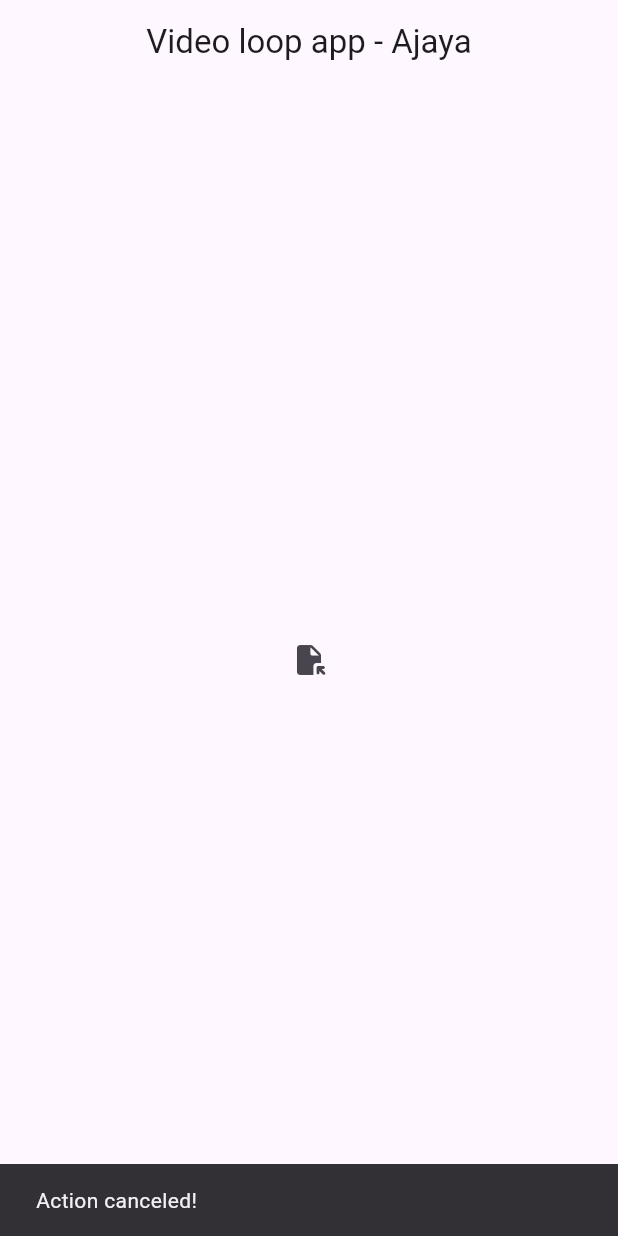
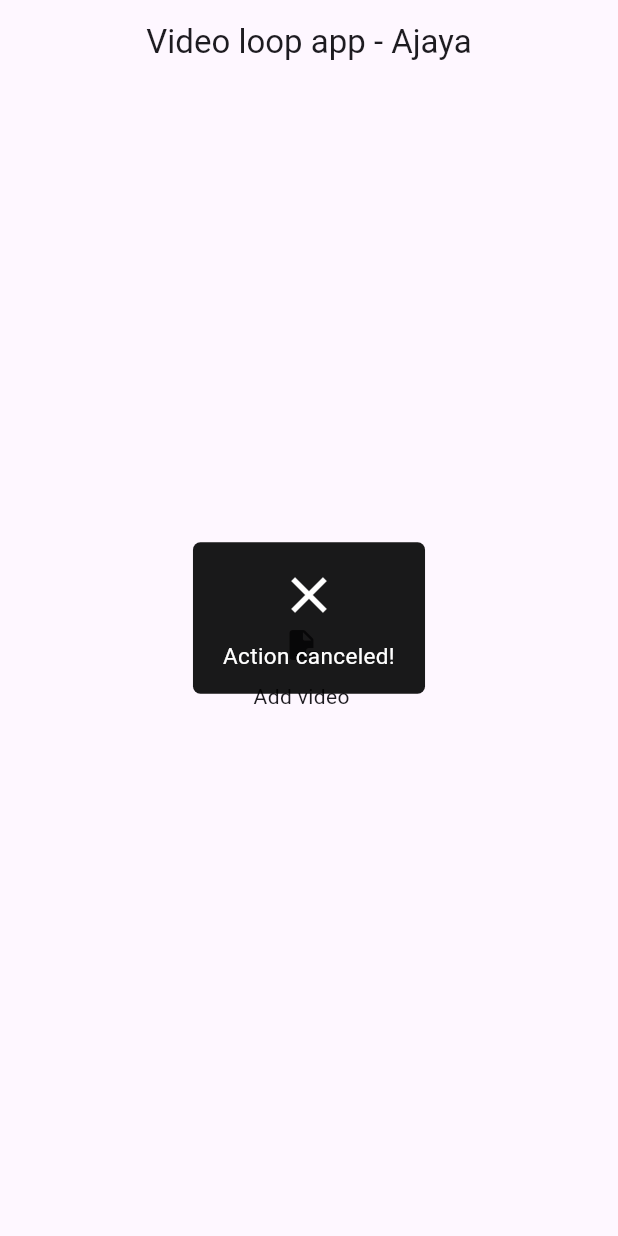
Before and after one commit to Aej75/video_loop_code_test, a Flutter app: the screen it shows after launch, after a tap on the "file open" icon, on a phone screen of 412 x 824 dp. Run offline on Flutter 3.47's test engine with Material 3 defaults, Android fonts, the phone set to English and light mode, and no system bars; our stand-ins replace bloc, file_picker, flutter_bloc, flutter_easyloading, freezed_annotation, get_it and 2 more.

Commit message:
minor tweaks on bloc

```diff
--- a/lib/feature/video_loop/presentation/bloc/video_loop_bloc.dart
+++ b/lib/feature/video_loop/presentation/bloc/video_loop_bloc.dart
@@ -13,57 +13,79 @@ part 'video_loop_state.dart';
 
 @injectable
 class VideoLoopBloc extends Bloc<VideoLoopEvent, VideoLoopState> {
-  List<VideoPlayerController> controllerList = [];
-  List<Map<VideoPlayerController, Duration>> pausedList = [];
+  List<Map<VideoPlayerController, String>> controllerList = [];
+  List<Map<Map<VideoPlayerController, String>, Duration>> pausedList = [];
   VideoPlayerController? activeController;
-  List<String> videoPath = [];
+  List<Map<String, String>> videoPath = [];
+
   Future<void> _disposeControllers() async {
     for (var controller in controllerList) {
-      await controller.dispose();
+      await controller.entries.first.key.dispose();
     }
     controllerList.clear();
     pausedList.clear();
+    videoPath.clear();
     activeController = null;
 
     emit(const _DisposeSucess());
   }
 
   Future<void> _initializeControllers() async {
+    emit(const _Loading());
+
     for (var path in videoPath) {
-      var controller = VideoPlayerController.file(File(path));
+      var controller = VideoPlayerController.file(File(path.entries.first.key));
       await controller.initialize();
-      controllerList.add(controller);
+      controllerList.add({controller: path.entries.first.value});
     }
     if (controllerList.isNotEmpty) {
-      activeController = controllerList[0]; // Set first video as active
+      activeController =
+          controllerList[0].entries.first.key; // Set first video as active
 
-      emit(VideoLoopState.initializationSuccess(
-          activeController: activeController));
+      emit(
+        _InitializationSuccess(
+            activeController: activeController,
+            fileName: controllerList[0].entries.first.value),
+      );
+
+      _startPlaying();
     } else {
       emit(const _Fail(message: 'Initialization failed'));
     }
   }
 
   Future<void> _pickAndSetVideos() async {
+    await _disposeControllers();
     FilePickerResult? result = await FilePicker.platform.pickFiles(
       type: FileType.video,
       allowMultiple: true,
     );
 
+//     final videoInfo = FlutterVideoInfo();
+
     if (result != null) {
-      videoPath = result.files.map((file) => file.path!).toList();
+      for (var file in result.files) {
+        // final fileName = await videoInfo.getVideoInfo(file.path!);
+
+        videoPath.add({file.path!: file.name});
+      }
+
       await _initializeControllers();
     } else {
-      emit(const _Fail(message: 'Action canceled!'));
+      emit(
+        const _Fail(message: 'Action canceled!'),
+      );
     }
   }
 
   Future<void> _startPlaying() async {
     for (var i = 0; i < controllerList.length; i++) {
-      activeController = controllerList[i];
+      activeController = controllerList[i].entries.first.key;
 
-      emit(VideoLoopState.initializationSuccess(
-          activeController: activeController));
+      final fileName = controllerList[i].entries.first.value;
+
+      emit(_InitializationSuccess(
+          activeController: activeController, fileName: fileName));
 
       activeController!.seekTo(Duration.zero);
 
@@ -76,7 +98,7 @@ class VideoLoopBloc extends Bloc<VideoLoopEvent, VideoLoopState> {
         await Future.delayed(Duration(seconds: pauseDuration));
 
         pausedList.add({
-          activeController!: activeController!.value.position
+          {activeController!: fileName}: activeController!.value.position
         }); //Adding timer for each paused video.
 
         log('Total length of paused list  = ${pausedList.length}');
@@ -85,6 +107,7 @@ class VideoLoopBloc extends Bloc<VideoLoopEvent, VideoLoopState> {
         await Future.delayed(
           activeController!.value.duration,
         );
+
         _resumePausedVideos();
       }
     }
@@ -93,10 +116,11 @@ class VideoLoopBloc extends Bloc<VideoLoopEvent, VideoLoopState> {
   Future<void> _resumePausedVideos() async {
     // Resume videos from where they were paused
     for (var paused in pausedList.reversed) {
-      activeController = paused.entries.first.key;
+      activeController = paused.entries.first.key.entries.first.key;
+      final fileName = paused.entries.first.key.entries.first.value;
 
-      emit(VideoLoopState.initializationSuccess(
-          activeController: activeController));
+      emit(_InitializationSuccess(
+          activeController: activeController, fileName: fileName));
       Duration pausedPosition = paused.entries.first.value;
 
       await activeController!.seekTo(pausedPosition);
@@ -114,8 +138,6 @@ class VideoLoopBloc extends Bloc<VideoLoopEvent, VideoLoopState> {
     on<VideoLoopEvent>((event, emit) async {
       await event.whenOrNull(
         initialize: () async {
-          emit(const _Loading());
-
           try {
             await _pickAndSetVideos();
           } catch (e) {
--- a/lib/feature/video_loop/presentation/bloc/video_loop_state.dart
+++ b/lib/feature/video_loop/presentation/bloc/video_loop_state.dart
@@ -5,7 +5,8 @@ class VideoLoopState with _$VideoLoopState {
   const factory VideoLoopState.initial() = _Initial;
   const factory VideoLoopState.loading() = _Loading;
   const factory VideoLoopState.initializationSuccess(
-      {VideoPlayerController? activeController}) = _InitializationSuccess;
+      {VideoPlayerController? activeController,
+      String? fileName}) = _InitializationSuccess;
   const factory VideoLoopState.updateTimerSuccess() = _UpdateTimerSuccess;
   const factory VideoLoopState.fail({required String message}) = _Fail;
   const factory VideoLoopState.disposeSuccess() = _DisposeSucess;
--- a/lib/feature/video_loop/presentation/loop_video_player.dart
+++ b/lib/feature/video_loop/presentation/loop_video_player.dart
@@ -1,5 +1,6 @@
 import 'package:flutter/material.dart';
 import 'package:flutter_bloc/flutter_bloc.dart';
+import 'package:flutter_easyloading/flutter_easyloading.dart';
 import 'package:test/core/injection/injection.dart';
 import 'package:test/core/utils/app_util.dart';
 import 'package:test/feature/video_loop/presentation/bloc/video_loop_bloc.dart';
@@ -15,7 +16,7 @@ class LoopVideoPlayer extends StatefulWidget {
 class _LoopVideoPlayerState extends State<LoopVideoPlayer> {
   @override
   void dispose() {
-    //add event to dispose
+    context.read<VideoLoopBloc>().add(const VideoLoopEvent.dispose());
     super.dispose();
   }
 
@@ -36,28 +37,21 @@ class _LoopVideoPlayerState extends State<LoopVideoPlayer> {
               BlocConsumer<VideoLoopBloc, VideoLoopState>(
                 listener: (context, state) {
                   state.whenOrNull(
-                    initializationSuccess: (activeController) {
-                      ScaffoldMessenger.of(context).showSnackBar(
-                        const SnackBar(
-                          content: Text('Video loaded!'),
-                          duration: Duration(seconds: 2),
-                        ),
-                      );
+                    loading: () => EasyLoading.show(status: 'Importing...'),
+                    initializationSuccess: (activeController, fileName) {
+                      EasyLoading.showToast('Now playing: $fileName',
+                          toastPosition: EasyLoadingToastPosition.bottom);
                     },
                     fail: (message) {
-                      ScaffoldMessenger.of(context).showSnackBar(
-                        SnackBar(
-                          content: Text(message),
-                          duration: const Duration(seconds: 2),
-                        ),
-                      );
+                      EasyLoading.showError(message);
                     },
                   );
                 },
                 builder: (context, state) {
                   return state.maybeWhen(
                     orElse: () => const SizedBox(),
-                    initializationSuccess: (activeController) => Column(
+                    initializationSuccess: (activeController, fileName) =>
+                        Column(
                       children: [
                         AspectRatio(
                           aspectRatio: activeController!.value.aspectRatio,
@@ -73,7 +67,7 @@ class _LoopVideoPlayerState extends State<LoopVideoPlayer> {
                             children: [
                               VideoProgressIndicator(
                                 activeController,
-                                allowScrubbing: true,
+                                allowScrubbing: false,
                                 colors: const VideoProgressColors(
                                     bufferedColor: Colors.transparent,
                                     playedColor: Colors.amber,
@@ -104,37 +98,55 @@ class _LoopVideoPlayerState extends State<LoopVideoPlayer> {
               Row(
                 mainAxisAlignment: MainAxisAlignment.center,
                 children: <Widget>[
+                  Column(
+                    children: [
                       IconButton(
                         onPressed: () {
                           // file is picked and initialize
+
                           context
                               .read<VideoLoopBloc>()
                               .add(const VideoLoopEvent.initialize());
                         },
-                      icon: const Icon(Icons.file_open_rounded)),
+                        icon: const Icon(Icons.file_open_rounded),
+                      ),
+                      const Text('Add video')
+                    ],
+                  ),
+                  const SizedBox(
+                    width: 10,
+                  ),
                   BlocBuilder<VideoLoopBloc, VideoLoopState>(
                     builder: (context, state) {
                       return state.maybeWhen(
                         orElse: () => const SizedBox(),
-                        initializationSuccess: (activeController) {
+                        initializationSuccess: (activeController, fileName) {
                           return ValueListenableBuilder(
                             valueListenable: activeController!,
                             builder: (context, value, child) => Column(
+                              children: [
+                                Column(
                                   children: [
                                     IconButton(
                                       onPressed: () {
                                         if (!activeController.value.isPlaying) {
                                           context.read<VideoLoopBloc>().add(
-                                          const VideoLoopEvent.startPlaying());
+                                              const VideoLoopEvent
+                                                  .startPlaying());
                                         } else {
-                                      context
-                                          .read<VideoLoopBloc>()
-                                          .add(const VideoLoopEvent.dispose());
+                                          context.read<VideoLoopBloc>().add(
+                                              const VideoLoopEvent.dispose());
                                         }
                                       },
-                                  icon: Icon(!activeController.value.isPlaying
+                                      icon: Icon(
+                                          !activeController.value.isPlaying
                                               ? Icons.play_arrow
                                               : Icons.stop),
+                                    ),
+                                    Text(!activeController.value.isPlaying
+                                        ? 'Play'
+                                        : 'Stop')
+                                  ],
                                 )
                               ],
                             ),
--- a/lib/main.dart
+++ b/lib/main.dart
@@ -1,5 +1,6 @@
 import 'package:flutter/material.dart';
 import 'package:flutter_bloc/flutter_bloc.dart';
+import 'package:flutter_easyloading/flutter_easyloading.dart';
 import 'package:test/core/injection/injection.dart';
 import 'package:test/feature/video_loop/presentation/bloc/video_loop_bloc.dart';
 import 'package:test/feature/video_loop/presentation/loop_video_player.dart';
@@ -17,6 +18,7 @@ class MyApp extends StatelessWidget {
   Widget build(BuildContext context) {
     return MaterialApp(
       title: 'Flutter Demo',
+      builder: EasyLoading.init(),
       theme: ThemeData(
         // This is the theme of your application.
         //
--- a/pubspec.yaml
+++ b/pubspec.yaml
@@ -43,7 +43,7 @@ dependencies:
   freezed_annotation: ^2.2.0
   injectable: ^2.1.2
   get_it: ^7.2.0
-
+  flutter_easyloading: ^3.0.5
 
 dev_dependencies:
   flutter_test:
```
Also changed, not shown: lib/feature/video_loop/presentation/bloc/video_loop_bloc.freezed.dart, 1 other file. Lines whose indentation alone changed are shown as unchanged.
